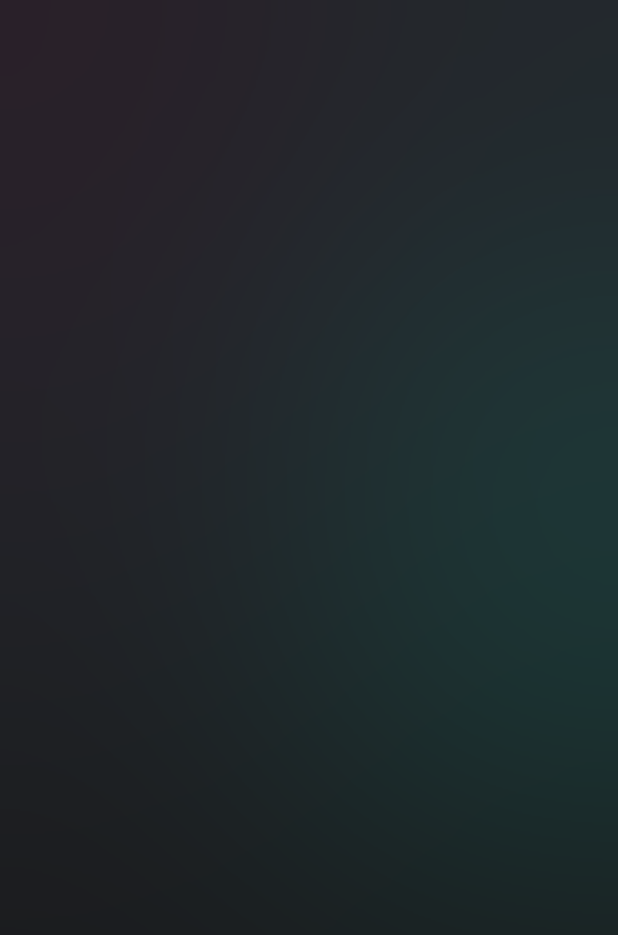
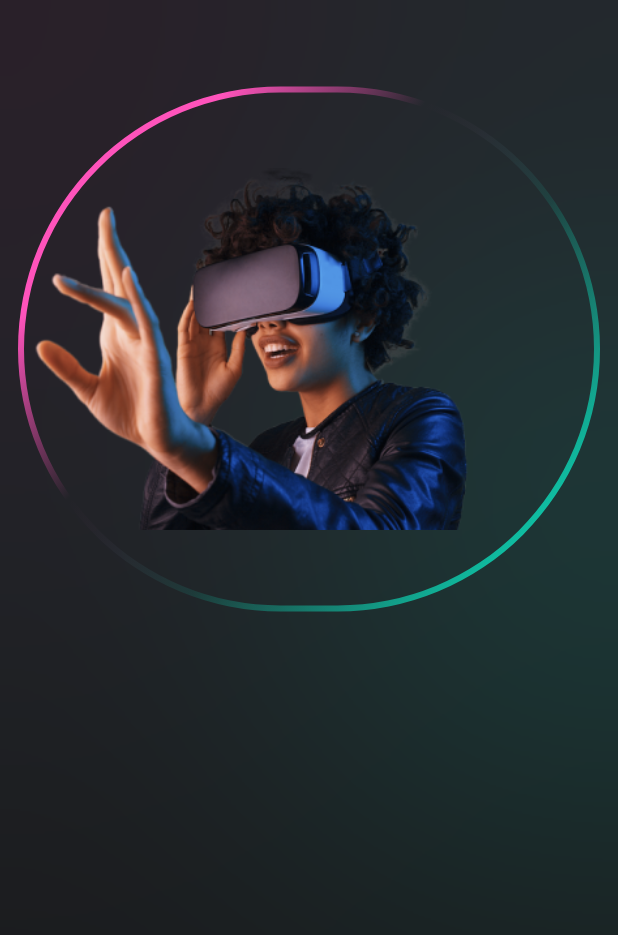
Before and after one commit to HazemEl-masry/movie_app, a Flutter app: the screen it shows after launch, on a phone screen of 412 x 824 dp. Shown: the top 935 px of the screen. Run offline on Flutter 3.47's test engine with Material 2 defaults, Android fonts, the phone set to English and light mode, and no system bars; our stand-ins replace google_fonts.

Commit message:
custom outline

```diff
--- /dev/null
+++ b/lib/components/custom_outline.dart
@@ -0,0 +1,83 @@
+import 'package:flutter/material.dart';
+
+class CustomOutline extends StatelessWidget {
+  final _GradientPainter _painter;
+  final Widget _child;
+
+  final double _width;
+  final double _height;
+  final EdgeInsetsGeometry _padding;
+
+  CustomOutline({
+    Key? key,
+    required double strokeWidth,
+    required double radius,
+    required Gradient gradient,
+    required Widget child,
+    required double width,
+    required double height,
+    required EdgeInsetsGeometry padding,
+  })  : _painter = _GradientPainter(
+            strokeWidth: strokeWidth, radius: radius, gradient: gradient),
+        _child = child,
+        _width = width,
+        _height = height,
+        _padding = padding,
+        super(key: key);
+
+  @override
+  Widget build(BuildContext context) {
+    return CustomPaint(
+      painter: _painter,
+      child: Container(
+        width: _width,
+        height: _height,
+        child: _child,
+        padding: _padding,
+      ),
+    );
+  }
+}
+
+class _GradientPainter extends CustomPainter {
+  final Paint _paint = Paint();
+  final double _radius;
+  final double _strokeWidth;
+  final Gradient _gradient;
+
+  _GradientPainter(
+      {required double strokeWidth,
+      required double radius,
+      required Gradient gradient})
+      : _strokeWidth = strokeWidth,
+        _radius = radius,
+        _gradient = gradient;
+
+  @override
+  void paint(Canvas canvas, Size size) {
+    // create outer rectangle equals size
+    Rect outerRect = Offset.zero & size;
+    var outerRRect = RRect.fromRectAndRadius(
+      outerRect,
+      Radius.circular(_radius),
+    );
+
+    // create inner rectangle smaller by strokeWidth
+    Rect innerRect = Rect.fromLTWH(_strokeWidth, _strokeWidth,
+        size.width - _strokeWidth * 2, size.height - _strokeWidth * 2);
+    var innerRRect = RRect.fromRectAndRadius(
+        innerRect, Radius.circular(_radius - _strokeWidth));
+
+    // apply gradient shader
+    _paint.shader = _gradient.createShader(outerRect);
+
+    // create difference between outer and inner paths and draw it
+    Path path1 = Path()..addRRect(outerRRect);
+    Path path2 = Path()..addRRect(innerRRect);
+    var path = Path.combine(PathOperation.difference, path1, path2);
+    canvas.drawPath(path, _paint);
+  }
+
+  @override
+  bool shouldRepaint(CustomPainter oldDelegate) => oldDelegate != this;
+}
--- a/lib/screens/onboarding_screen.dart
+++ b/lib/screens/onboarding_screen.dart
@@ -1,4 +1,5 @@
 import 'package:flutter/material.dart';
+import 'package:movie_app/components/custom_outline.dart';
 import 'package:movie_app/constant/constant.dart';
 import 'dart:ui';
 
@@ -59,6 +60,39 @@ class OnBoardingScreen extends StatelessWidget {
                     ),
                   ),
                 )
+            ),
+            Column(
+              children: [
+                SizedBox(
+                  height: screenHight*0.07,
+                ),
+                Padding(
+                  padding: const EdgeInsets.symmetric(horizontal: 12.0),
+                  child: CustomOutline(
+                      strokeWidth: 4,
+                      radius: screenWidth*0.8,
+                      gradient: LinearGradient(
+                          begin: Alignment.topLeft,
+                          end: Alignment.bottomRight,
+                          colors: [
+                            Constant.kPinkColor,
+                            Constant.kPinkColor.withOpacity(0),
+                            Constant.kGreenColor.withOpacity(0.1),
+                            Constant.kGreenColor,
+                          ],
+                        stops: const [0.2,0.4,0.6,1]
+                      ),
+                      width: 400,
+                      height: 350.0,
+                      padding: const EdgeInsets.all(4.0),
+                      child: Image(image: AssetImage(
+                          "assets/img-onboarding.png"),
+                        height: 350.0,
+                        width: 400.0,
+                      )
+                  ),
+                )
+              ],
             )
           ],
         ),
```
Also changed, not shown: lib/components/masked_image.dart (added, +57 -0 lines).
